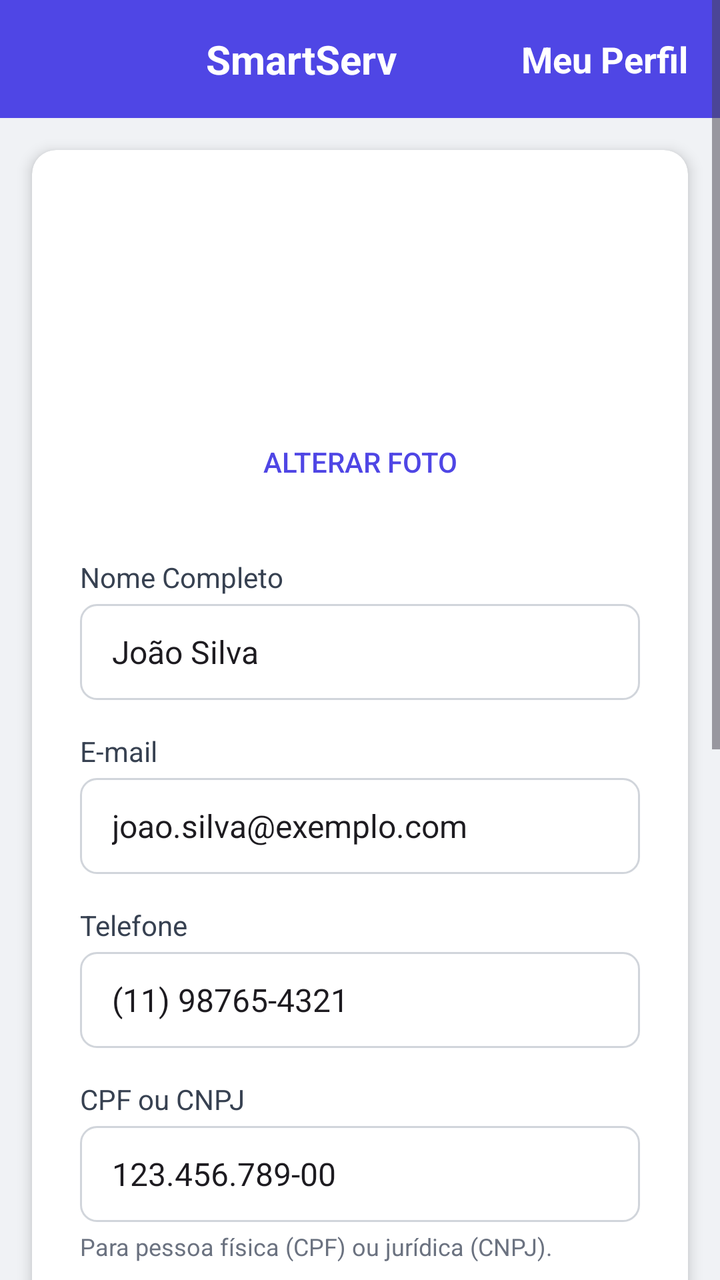
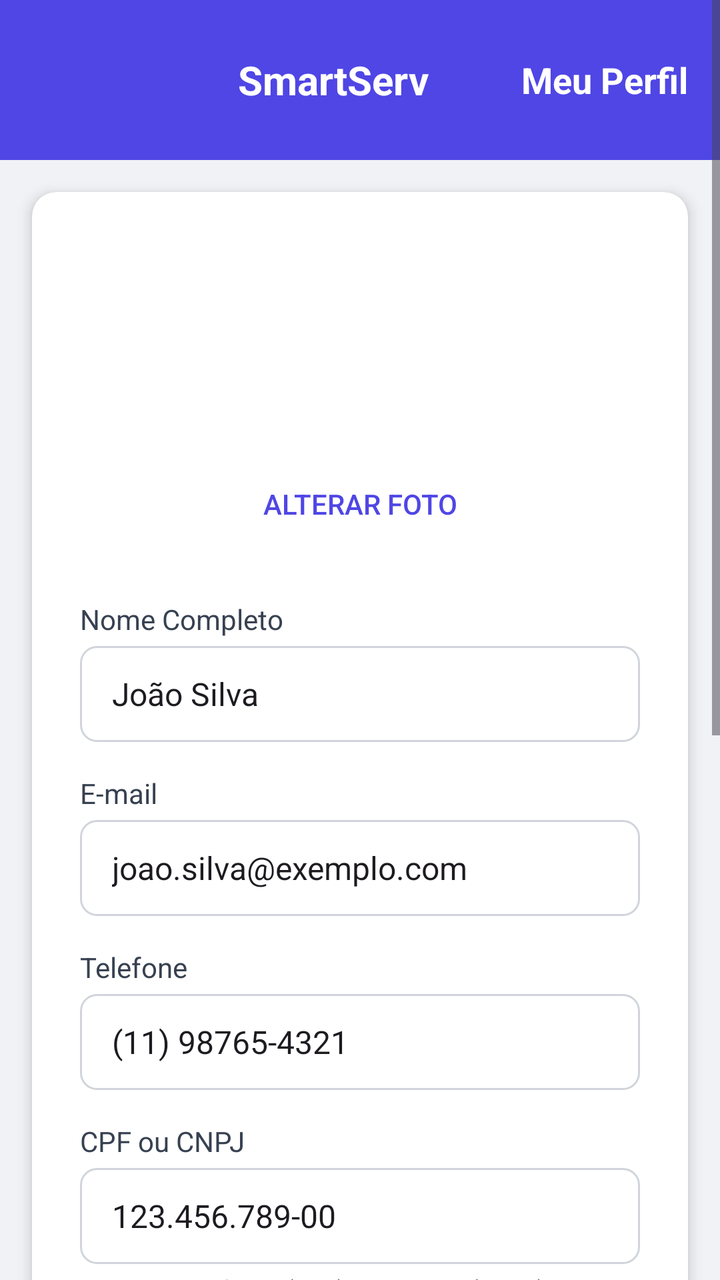

Compare the two renders of this Android layout. The source of the first and the diff that turns it into the second are given below.
<!-- AndroidManifest.xml: application theme Theme.SmartApp -->
<!-- res/layout/editar_cliente.xml -->
<?xml version="1.0" encoding="utf-8"?>
<ScrollView xmlns:android="http://schemas.android.com/apk/res/android"
    xmlns:app="http://schemas.android.com/apk/res-auto"
    xmlns:tools="http://schemas.android.com/tools"
    android:layout_width="match_parent"
    android:layout_height="match_parent"
    android:background="#F0F2F5"
    android:fillViewport="true">

    <LinearLayout
        android:layout_width="match_parent"
        android:layout_height="wrap_content"
        android:orientation="vertical">

        
        <LinearLayout
            android:layout_width="match_parent"
            android:layout_height="wrap_content"
            android:background="#4F46E5"
            android:gravity="center_vertical"
            android:orientation="horizontal"
            android:padding="16dp">

            <ImageButton
                android:id="@+id/backButton"
                android:layout_width="wrap_content"
                android:layout_height="wrap_content"
                android:background="?selectableItemBackgroundBorderless"
                android:padding="8dp"
                app:tint="@android:color/white" />

            <TextView
                android:layout_width="0dp"
                android:layout_height="wrap_content"
                android:layout_marginStart="8dp"
                android:layout_weight="1"
                android:gravity="center"
                android:text="SmartServ"
                android:textColor="@android:color/white"
                android:textSize="20sp"
                android:textStyle="bold" />

            <TextView
                android:layout_width="wrap_content"
                android:layout_height="wrap_content"
                android:text="Meu Perfil"
                android:textColor="@android:color/white"
                android:textSize="18sp"
                android:textStyle="bold" />
        </LinearLayout>

        
        <androidx.cardview.widget.CardView
            android:layout_width="match_parent"
            android:layout_height="wrap_content"
            android:layout_margin="16dp"
            app:cardCornerRadius="12dp"
            app:cardElevation="4dp">

            <LinearLayout
                android:layout_width="match_parent"
                android:layout_height="wrap_content"
                android:orientation="vertical"
                android:padding="24dp">

                
                <LinearLayout
                    android:layout_width="match_parent"
                    android:layout_height="wrap_content"
                    android:layout_marginBottom="24dp"
                    android:gravity="center_horizontal"
                    android:orientation="vertical">

                    <ImageView
                        android:id="@+id/profileImage"
                        android:layout_width="100dp"
                        android:layout_height="100dp"
                        android:contentDescription="Foto de perfil"
                        android:scaleType="centerCrop" />

                    <Button
                        android:id="@+id/changePhotoButton"
                        style="@style/Widget.AppCompat.Button.Borderless"
                        android:layout_width="wrap_content"
                        android:layout_height="wrap_content"
                        android:layout_marginTop="8dp"
                        android:drawablePadding="8dp"
                        android:text="Alterar Foto"
                        android:textColor="#4F46E5"
                        android:textSize="14sp" />
                </LinearLayout>

                
                <LinearLayout
                    android:layout_width="match_parent"
                    android:layout_height="wrap_content"
                    android:orientation="vertical">

                    
                    <TextView
                        android:layout_width="match_parent"
                        android:layout_height="wrap_content"
                        android:layout_marginBottom="4dp"
                        android:text="Nome Completo"
                        android:textColor="#374151"
                        android:textSize="14sp" />

                    <EditText
                        android:id="@+id/nameEditText"
                        android:layout_width="match_parent"
                        android:layout_height="48dp"
                        android:background="@drawable/edittext_background"
                        android:paddingStart="16dp"
                        android:paddingEnd="16dp"
                        android:text="João Silva"
                        android:textSize="16sp" />

                    
                    <TextView
                        android:layout_width="match_parent"
                        android:layout_height="wrap_content"
                        android:layout_marginTop="16dp"
                        android:layout_marginBottom="4dp"
                        android:text="E-mail"
                        android:textColor="#374151"
                        android:textSize="14sp" />

                    <EditText
                        android:id="@+id/emailEditText"
                        android:layout_width="match_parent"
                        android:layout_height="48dp"
                        android:background="@drawable/edittext_background"
                        android:inputType="textEmailAddress"
                        android:paddingStart="16dp"
                        android:paddingEnd="16dp"
                        android:text="joao.silva@exemplo.com"
                        android:textSize="16sp" />

                    
                    <TextView
                        android:layout_width="match_parent"
                        android:layout_height="wrap_content"
                        android:layout_marginTop="16dp"
                        android:layout_marginBottom="4dp"
                        android:text="Telefone"
                        android:textColor="#374151"
                        android:textSize="14sp" />

                    <EditText
                        android:id="@+id/phoneEditText"
                        android:layout_width="match_parent"
                        android:layout_height="48dp"
                        android:background="@drawable/edittext_background"
                        android:inputType="phone"
                        android:paddingStart="16dp"
                        android:paddingEnd="16dp"
                        android:text="(11) 98765-4321"
                        android:textSize="16sp" />

                    
                    <TextView
                        android:layout_width="match_parent"
                        android:layout_height="wrap_content"
                        android:layout_marginTop="16dp"
                        android:layout_marginBottom="4dp"
                        android:text="CPF ou CNPJ"
                        android:textColor="#374151"
                        android:textSize="14sp" />

                    <EditText
                        android:id="@+id/cpfCnpjEditText"
                        android:layout_width="match_parent"
                        android:layout_height="48dp"
                        android:background="@drawable/edittext_background"
                        android:paddingStart="16dp"
                        android:paddingEnd="16dp"
                        android:text="123.456.789-00"
                        android:textSize="16sp" />

                    <TextView
                        android:layout_width="match_parent"
                        android:layout_height="wrap_content"
                        android:layout_marginTop="4dp"
                        android:text="Para pessoa física (CPF) ou jurídica (CNPJ)."
                        android:textColor="#6B7280"
                        android:textSize="12sp" />

                    
                    <TextView
                        android:layout_width="match_parent"
                        android:layout_height="wrap_content"
                        android:layout_marginTop="16dp"
                        android:layout_marginBottom="4dp"
                        android:text="Endereço Completo"
                        android:textColor="#374151"
                        android:textSize="14sp" />

                    <EditText
                        android:id="@+id/addressEditText"
                        android:layout_width="match_parent"
                        android:layout_height="48dp"
                        android:background="@drawable/edittext_background"
                        android:paddingStart="16dp"
                        android:paddingEnd="16dp"
                        android:text="Rua Exemplo, 123, Bairro Centro, Cidade, SP, 12345-678"
                        android:textSize="16sp" />

                    
                    <View
                        android:layout_width="match_parent"
                        android:layout_height="1dp"
                        android:layout_marginTop="24dp"
                        android:layout_marginBottom="16dp"
                        android:background="#E5E7EB" />

                    <TextView
                        android:layout_width="match_parent"
                        android:layout_height="wrap_content"
                        android:layout_marginBottom="16dp"
                        android:text="Alterar Senha"
                        android:textColor="#1F2937"
                        android:textSize="18sp"
                        android:textStyle="bold" />

                    
                    <TextView
                        android:layout_width="match_parent"
                        android:layout_height="wrap_content"
                        android:layout_marginBottom="4dp"
                        android:text="Nova Senha"
                        android:textColor="#374151"
                        android:textSize="14sp" />

                    <EditText
                        android:id="@+id/newPasswordEditText"
                        android:layout_width="match_parent"
                        android:layout_height="48dp"
                        android:background="@drawable/edittext_background"
                        android:hint="••••••••"
                        android:inputType="textPassword"
                        android:paddingStart="16dp"
                        android:paddingEnd="16dp"
                        android:textSize="16sp" />

                    <TextView
                        android:layout_width="match_parent"
                        android:layout_height="wrap_content"
                        android:layout_marginTop="4dp"
                        android:text="Mínimo de 6 caracteres."
                        android:textColor="#6B7280"
                        android:textSize="12sp" />

                    
                    <TextView
                        android:layout_width="match_parent"
                        android:layout_height="wrap_content"
                        android:layout_marginTop="16dp"
                        android:layout_marginBottom="4dp"
                        android:text="Confirmar Nova Senha"
                        android:textColor="#374151"
                        android:textSize="14sp" />

                    <EditText
                        android:id="@+id/confirmNewPasswordEditText"
                        android:layout_width="match_parent"
                        android:layout_height="48dp"
                        android:background="@drawable/edittext_background"
                        android:hint="••••••••"
                        android:inputType="textPassword"
                        android:paddingStart="16dp"
                        android:paddingEnd="16dp"
                        android:textSize="16sp" />

                    
                    <LinearLayout
                        android:layout_width="match_parent"
                        android:layout_height="wrap_content"
                        android:layout_marginTop="24dp"
                        android:gravity="end"
                        android:orientation="horizontal">

                        <Button
                            android:id="@+id/cancelButton"
                            android:layout_width="wrap_content"
                            android:layout_height="wrap_content"
                            android:layout_marginEnd="16dp"
                            android:backgroundTint="#E5E7EB"
                            android:paddingStart="24dp"
                            android:paddingTop="12dp"
                            android:paddingEnd="24dp"
                            android:paddingBottom="12dp"
                            android:text="Voltar"
                            android:textColor="#374151" />

                        <Button
                            android:id="@+id/saveButton"
                            android:layout_width="wrap_content"
                            android:layout_height="wrap_content"
                            android:backgroundTint="#16A34A"
                            android:paddingStart="24dp"
                            android:paddingTop="12dp"
                            android:paddingEnd="24dp"
                            android:paddingBottom="12dp"
                            android:text="Salvar Alterações"
                            android:textColor="@android:color/white" />
                    </LinearLayout>
                </LinearLayout>
            </LinearLayout>
        </androidx.cardview.widget.CardView>
    </LinearLayout>
</ScrollView>
<!-- resources referenced by this layout -->
<resources>
  <!-- drawable edittext_background (drawable) -->
  <shape xmlns:android="http://schemas.android.com/apk/res/android">
      <solid android:color="@android:color/white" />
      <corners android:radius="8dp" />
      <stroke
          android:width="1dp"
          android:color="#D1D5DB" />
      <solid android:color="@android:color/white"/>
      <corners android:radius="12dp"/>
      <stroke android:width="1dp" android:color="@color/gray_300"/>
  
      <shape xmlns:android="http://schemas.android.com/apk/res/android">
          <solid android:color="@android:color/white"/>
          <corners android:radius="8dp"/>
          <stroke android:width="1dp" android:color="#D1D5DB"/>
      </shape>
  
      <solid android:color="@android:color/transparent" />
      <stroke android:width="1dp" android:color="#D1D5DB" />
      <corners android:radius="8dp" />
  
  </shape>
  <style name="Theme.SmartApp" parent="Base.Theme.SmartApp" />
  <color name="gray_300">#D1D5DB</color>
  <style name="Base.Theme.SmartApp" parent="Theme.Material3.DayNight.NoActionBar" />
</resources>

<!-- the commit's change to res/layout/editar_cliente.xml (unified diff, before → after) -->
@@ -23,9 +23,10 @@
 
             <ImageButton
                 android:id="@+id/backButton"
-                android:layout_width="wrap_content"
-                android:layout_height="wrap_content"
+                android:layout_width="48dp"
+                android:layout_height="48dp"
                 android:background="?selectableItemBackgroundBorderless"
+                android:contentDescription="clie1"
                 android:padding="8dp"
                 app:tint="@android:color/white" />
 
